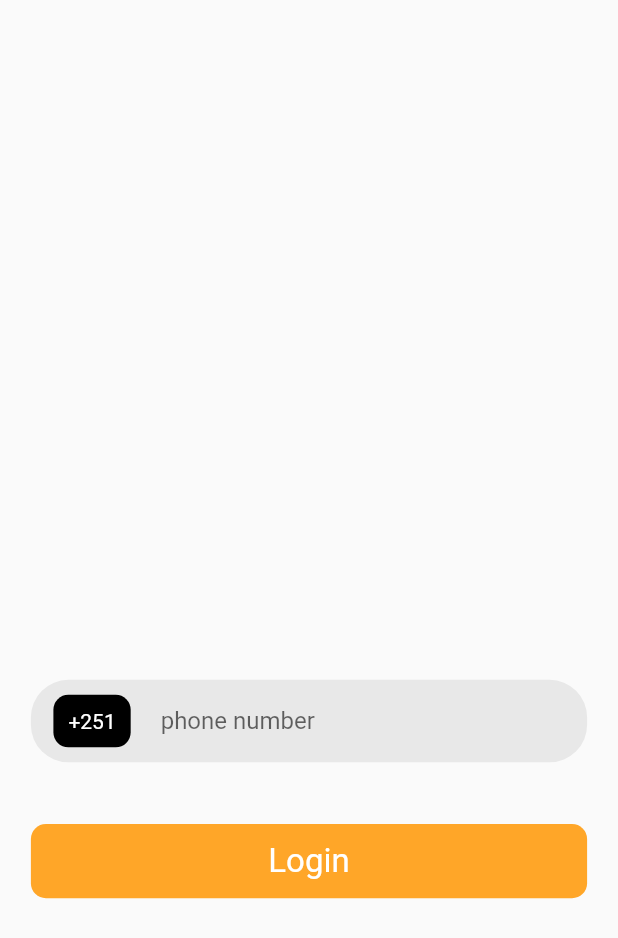
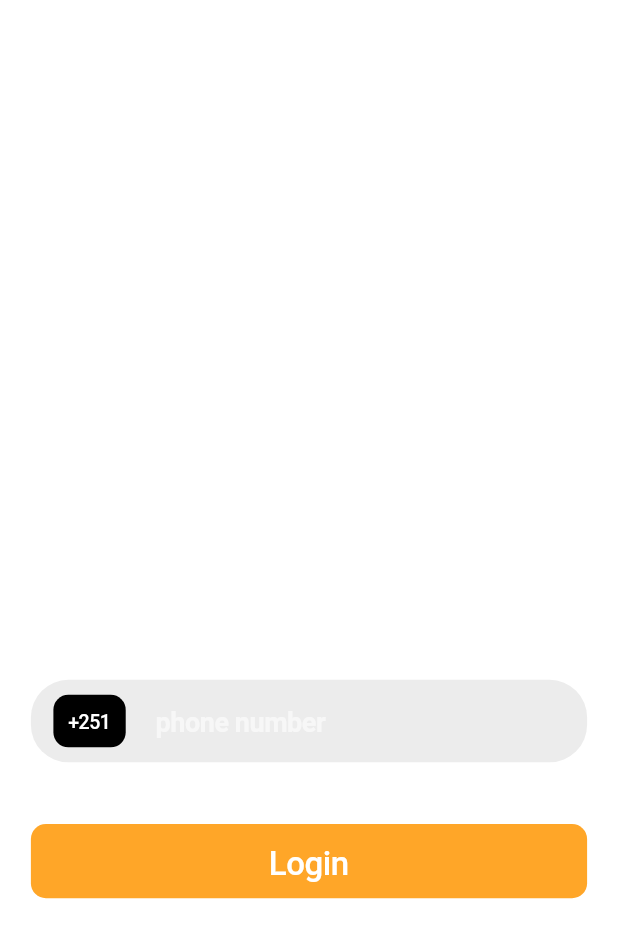
Before and after one commit to beky02/flutter-firebase-chat, a Flutter app: the screen it shows after launch, on a phone screen of 412 x 824 dp. Shown: the top 938 px of the screen. Run offline on Flutter 3.47's test engine with Material 2 defaults, Android fonts, the phone set to English and light mode, and no system bars; our stand-ins replace cloud_firestore, firebase_auth, firebase_core, flutter_bloc; accounts and stored records are empty; Roboto replaces fonts that are missing (inter).

Commit message:
setup theme data

```diff
--- a/lib/main.dart
+++ b/lib/main.dart
@@ -30,8 +30,87 @@ class MyApp extends StatelessWidget {
           debugShowCheckedModeBanner: false,
           title: 'Flutter Demo',
           theme: ThemeData(
-            primarySwatch: Colors.blue,
-            visualDensity: VisualDensity.adaptivePlatformDensity,
+            brightness: Brightness.dark,
+            primaryColor: Colors.lightBlue[800],
+            scaffoldBackgroundColor: const Color(0xFFFFFFFF), // White
+            colorScheme: const ColorScheme(
+              primary: Color(0xFFFFFFFF),
+              // White
+              onPrimary: Color(0xFF0D0D0D),
+              // Cod Gray
+              secondary: Color(0xFF0F30C9),
+              // Purple Heart
+              onSecondary: Color(0xFFFFFFFF),
+              // White
+              tertiary: Color(0xFF009246),
+              // Chateau Green
+              onTertiary: Color(0xFF526BEC),
+              // Expertises blue
+              error: Color(0xFFD9042B),
+              // Scarlet
+              onError: Color(0xFFFFFFFF),
+              // White
+              background: Color(0xFFFFFFFF),
+              // White
+              onBackground: Color(0xFF0D0D0D),
+              // Cod Gray
+              shadow: Color(0xFF72767A),
+              // Rolling Stone
+              outline: Color(0xFFF0F0F0),
+              // Seashell
+              surface: Color(0xFFFF7152),
+              // orange
+              onSurface: Color(0xFFE7ECFF),
+              // Cod Gray
+              scrim: Color(0xFFA6A6A6),
+              // Silver Chalice
+              surfaceTint: Color(0xFF000000),
+              // Black
+              brightness: Brightness.light,
+            ),
+            fontFamily: "inter",
+            textTheme: const TextTheme(
+              displayLarge:
+                  TextStyle(fontSize: 72.0, fontWeight: FontWeight.bold),
+              // title text
+              titleLarge: TextStyle(
+                fontSize: 20,
+                height: 24 / 20,
+                fontWeight: FontWeight.w700,
+                letterSpacing: -0.3,
+                color: Colors.black,
+              ),
+              titleMedium: TextStyle(
+                fontSize: 18,
+                height: 24 / 18,
+                fontWeight: FontWeight.w700,
+                letterSpacing: -0.3,
+                color: Colors.black,
+              ),
+              titleSmall: TextStyle(
+                fontSize: 16,
+                height: 22 / 16,
+                fontWeight: FontWeight.w700,
+                letterSpacing: -0.3,
+                color: Colors.black,
+              ),
+
+              // body text
+              bodyMedium: TextStyle(
+                fontSize: 13,
+                height: 18 / 13,
+                fontWeight: FontWeight.w500,
+                letterSpacing: -0.3,
+                color: Color(0xFF72767A),
+              ),
+              bodyLarge: TextStyle(
+                fontSize: 14,
+                height: 20 / 14,
+                fontWeight: FontWeight.w500,
+                letterSpacing: -0.3,
+                color: Colors.black,
+              ),
+            ),
           ),
           home: SplashScreen()),
     );
```
